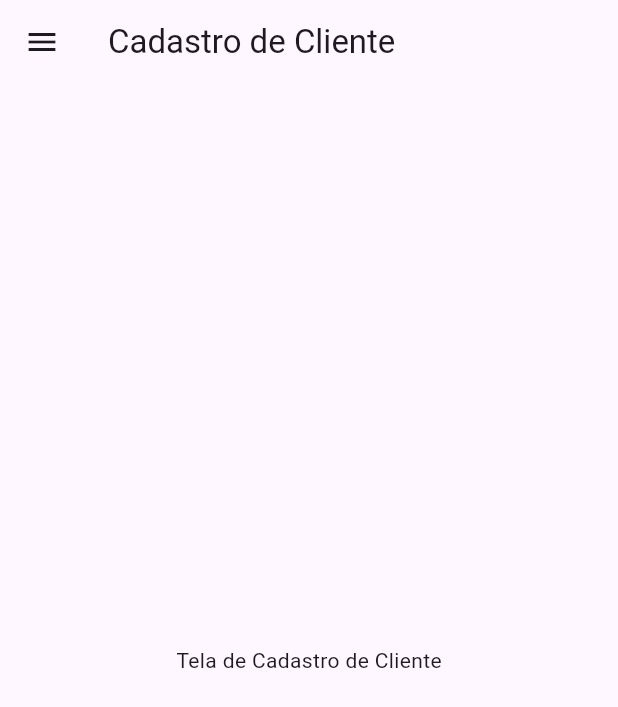
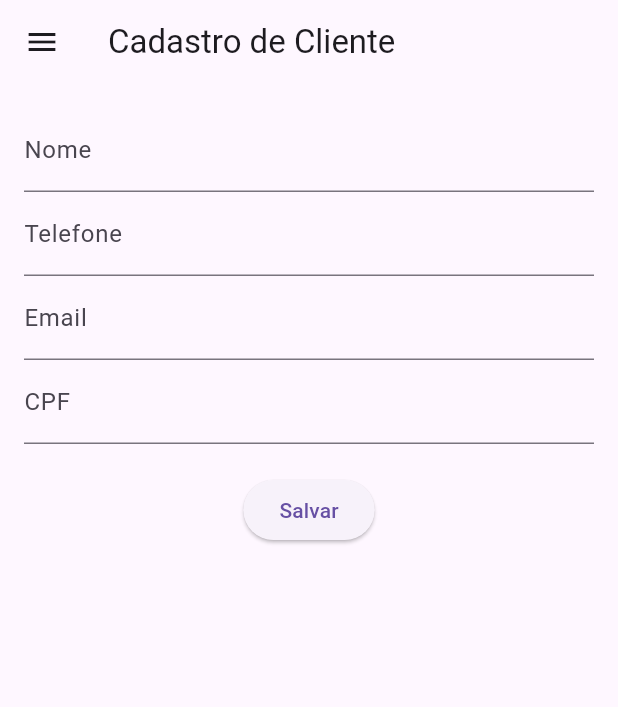
Before and after one commit to YasminFerreira0/MyFoodBusiness, a Flutter app: the CadastroCliente screen opened directly, on a phone screen of 412 x 824 dp. Shown: the top 707 px of the screen. Run offline on Flutter 3.47's test engine with Material 3 defaults, Android fonts, the phone set to English and light mode, and no system bars; our stand-ins replace sqflite; accounts and stored records are empty.

```diff
--- a/lib/app/pages/cadastro_cliente.dart
+++ b/lib/app/pages/cadastro_cliente.dart
@@ -1,3 +1,5 @@
+import 'package:app/dao/ClienteDAO.dart';
+import 'package:app/models/Cliente.dart';
 import 'package:flutter/material.dart';
 import '../widgets/app_drawer.dart';
 
@@ -9,12 +11,97 @@ class CadastroCliente extends StatefulWidget {
 }
 
 class _CadastroClienteState extends State<CadastroCliente> {
+  final _formKey = GlobalKey<FormState>();
+  final _nomeController = TextEditingController();
+  final _telefoneController = TextEditingController();
+  final _emailController = TextEditingController();
+  final _cpfController = TextEditingController();
+
+  final ClienteDAO _clienteDao = ClienteDAO();
+
+  void _salvarCliente() async {
+    if (_formKey.currentState!.validate()) {
+
+      final cliente = Cliente(
+        nome: _nomeController.text,
+        telefone: _telefoneController.text,
+        email: _emailController.text,
+        cpf: _cpfController.text,
+      );
+
+      await _clienteDao.insert(cliente);
+
+      ScaffoldMessenger.of(context).showSnackBar(
+        SnackBar(content: Text('Cliente ${cliente.nome} cadastrado com sucesso!')),
+      );
+
+      _formKey.currentState!.reset();
+    }
+  }
+
   @override
   Widget build(BuildContext context) {
     return Scaffold(
       appBar: AppBar(title: const Text('Cadastro de Cliente')),
       drawer: MeuDrawer(),
-      body: const Center(child: Text('Tela de Cadastro de Cliente')),
+      body: Form(
+        key: _formKey,
+        child: Padding(
+          padding: const EdgeInsets.all(16.0),
+          child: Column(
+            children: [
+              TextFormField(
+                controller: _nomeController,
+                decoration: const InputDecoration(labelText: 'Nome'),
+                validator: (value) {
+                  if (value == null || value.isEmpty) {
+                    return 'Por favor, insira o nome';
+                  }
+                  return null;
+                },
+              ),
+              TextFormField(
+                controller: _telefoneController,
+                decoration: const InputDecoration(labelText: 'Telefone'),
+                keyboardType: TextInputType.phone,
+                validator: (value) {
+                  if (value == null || value.isEmpty) {
+                    return 'Por favor, insira o telefone';
+                  }
+                  return null;
+                },
+              ),
+              TextFormField(
+                controller: _emailController,
+                decoration: const InputDecoration(labelText: 'Email'),
+                keyboardType: TextInputType.emailAddress,
+                validator: (value) {
+                  if (value == null || value.isEmpty) {
+                    return 'Por favor, insira o email';
+                  }
+                  return null;
+                },
+              ),
+              TextFormField(
+                controller: _cpfController,
+                decoration: const InputDecoration(labelText: 'CPF'),
+                keyboardType: TextInputType.number,
+                validator: (value) {
+                  if (value == null || value.isEmpty) {
+                    return 'Por favor, insira o CPF';
+                  }
+                  return null;
+                },
+              ),
+              const SizedBox(height: 20),
+              ElevatedButton(
+                onPressed: _salvarCliente,
+                child: const Text('Salvar'),
+              ),
+            ],
+          ),
+        ),
+      ),
     );
   }
 }
--- a/lib/models/Pedido.dart
+++ b/lib/models/Pedido.dart
@@ -14,7 +14,8 @@ class Pedido {
     required this.status,
     required this.valorTotal,
     required this.metodoPagamento,
-    this.observacoes,
+    this.observacoes
+    //required String descricao, required double valor, required DateTime data,
   });
 
   Map<String, dynamic> toMap() {
```
Also changed, not shown: lib/app/pages/cadastro_pedido.dart (added, +120 -0 lines), lib/app/widgets/app_drawer.dart (+22 -0 lines).
